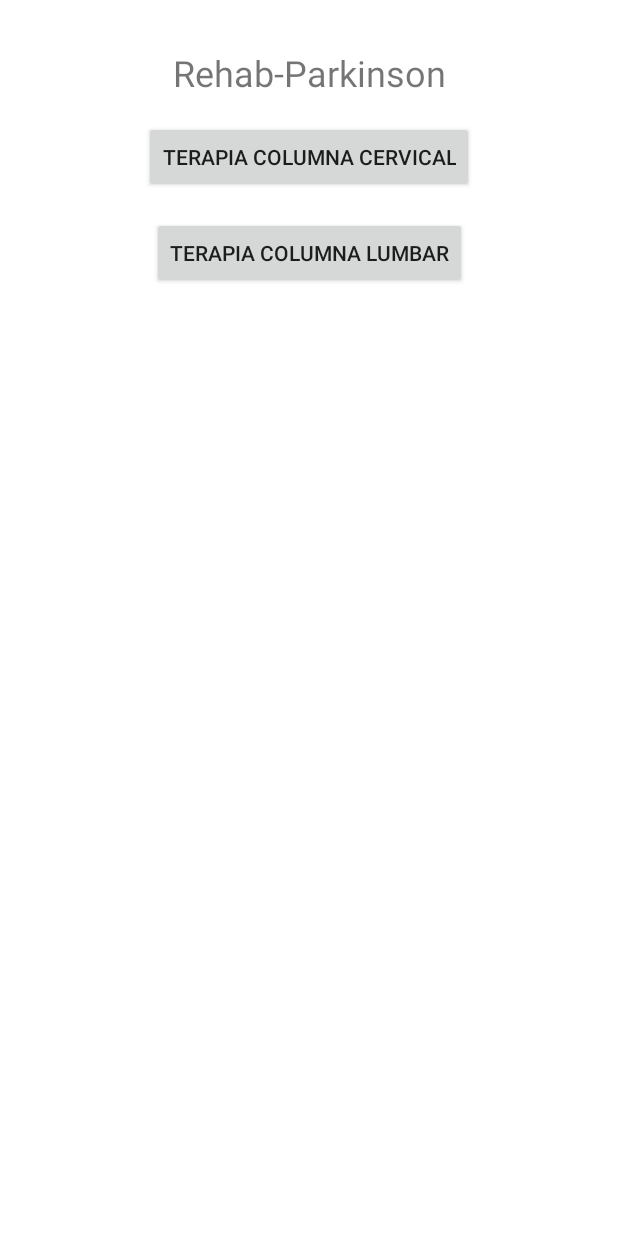
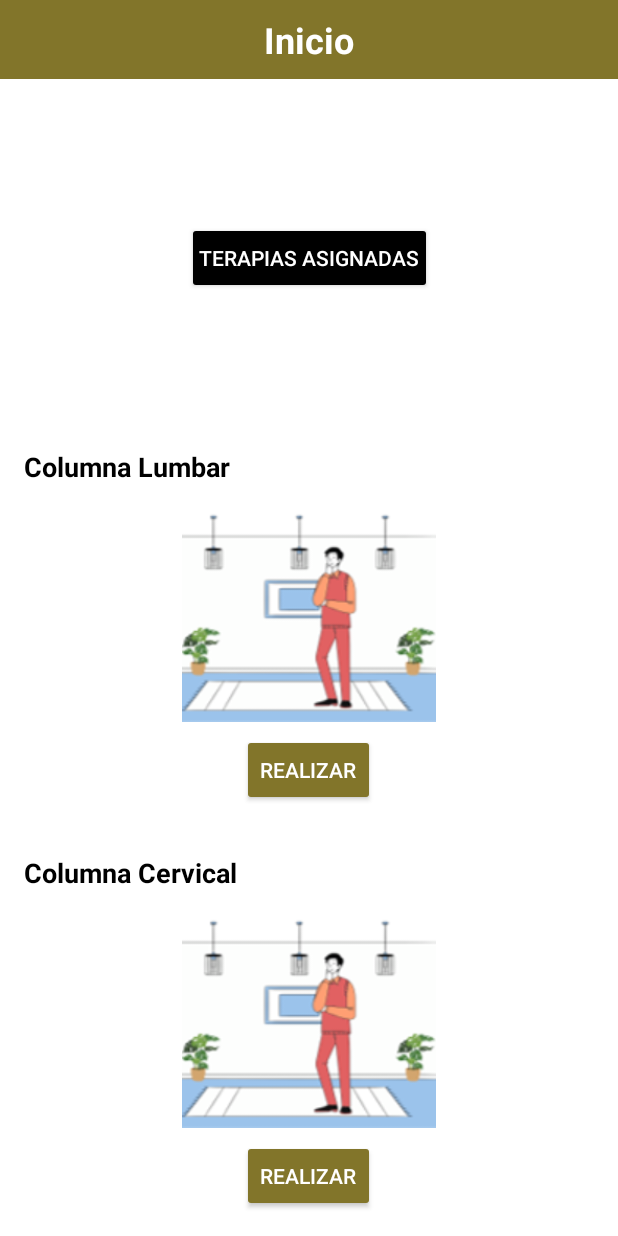
Before and after one commit to tesibio/ReHabParkinson, an Android app built with Jetpack Compose: the screen it shows after launch (MainActivity), on a phone screen of 412 x 824 dp. Run offline under Robolectric (Android 15) with nearby library versions, the phone set to English and light mode, and no system bars.

Commit message:
segundo comit

```diff
--- a/app/src/main/res/layout/activity_main.xml
+++ b/app/src/main/res/layout/activity_main.xml
@@ -5,37 +5,134 @@
     xmlns:tools="http://schemas.android.com/tools"
     android:layout_width="match_parent"
     android:layout_height="match_parent"
+    android:background="@color/white"
     tools:context=".MainActivity">
 
+    <!-- Encabezado -->
     <TextView
-        android:id="@+id/textView2"
+        android:id="@+id/tvTitle"
+        android:layout_width="match_parent"
+        android:layout_height="wrap_content"
+        android:text="Inicio"
+        android:textSize="24sp"
+        android:textStyle="bold"
+        android:textColor="@color/white"
+        android:background="@color/brown"
+        android:gravity="center"
+        android:padding="10dp"
+        app:layout_constraintTop_toTopOf="parent"
+        app:layout_constraintStart_toStartOf="parent"
+        app:layout_constraintEnd_toEndOf="parent"/>
+
+    <!-- Botón de Terapias Asignadas -->
+    <Button
+        android:id="@+id/btnTerapias"
         android:layout_width="wrap_content"
         android:layout_height="wrap_content"
-        android:text="Rehab-Parkinson"
-        android:textSize="24sp"
-        app:layout_constraintTop_toTopOf="parent"
-        app:layout_constraintLeft_toLeftOf="parent"
-        app:layout_constraintRight_toRightOf="parent"
-        app:layout_constraintBottom_toTopOf="@id/btnCervical"
-        android:layout_marginTop="32dp"/>
+        android:layout_marginTop="8dp"
+        android:backgroundTint="@color/black"
+        android:padding="8dp"
+        android:text="Terapias asignadas"
+        android:textColor="@color/white"
+        app:layout_constraintBottom_toTopOf="@+id/linearLayout"
+        app:layout_constraintEnd_toEndOf="parent"
+        app:layout_constraintStart_toStartOf="parent"
+        app:layout_constraintTop_toBottomOf="@id/tvTitle" />
 
-    <Button
-        android:id="@+id/btnCervical"
-        android:layout_width="wrap_content"
+    <!-- Tarjeta: Terapia Cervical -->
+    <androidx.cardview.widget.CardView
+        android:layout_width="match_parent"
         android:layout_height="wrap_content"
-        android:text="Terapia Columna Cervical"
-        app:layout_constraintTop_toBottomOf="@id/textView2"
-        app:layout_constraintLeft_toLeftOf="parent"
-        app:layout_constraintRight_toRightOf="parent"
-        android:layout_marginTop="16dp"/>
+        android:layout_margin="16dp"
+        app:cardCornerRadius="8dp"
+        app:layout_constraintBottom_toTopOf="@+id/linearLayout"
+        app:layout_constraintEnd_toEndOf="parent"
+        app:layout_constraintStart_toStartOf="parent"
+        app:layout_constraintTop_toBottomOf="@id/btnTerapias">
 
-    <Button
-        android:id="@+id/btnLumbar"
-        android:layout_width="wrap_content"
+    </androidx.cardview.widget.CardView>
+
+    <!-- Tarjeta: Terapia Lumbar -->
+    <androidx.cardview.widget.CardView
+        android:layout_width="match_parent"
         android:layout_height="wrap_content"
-        android:text="Terapia Columna Lumbar"
+        android:layout_margin="16dp"
+        app:cardCornerRadius="8dp"
         app:layout_constraintTop_toBottomOf="@id/btnCervical"
-        app:layout_constraintLeft_toLeftOf="parent"
-        app:layout_constraintRight_toRightOf="parent"
-        android:layout_marginTop="16dp"/>
+        app:layout_constraintStart_toStartOf="parent"
+        app:layout_constraintEnd_toEndOf="parent">
+
+    </androidx.cardview.widget.CardView>
+
+    <LinearLayout
+        android:id="@+id/linearLayout2"
+        android:layout_width="match_parent"
+        android:layout_height="wrap_content"
+        android:orientation="vertical"
+        android:padding="16dp"
+        app:layout_constraintBottom_toBottomOf="parent"
+        tools:layout_editor_absoluteX="16dp">
+
+        <TextView
+            android:layout_width="wrap_content"
+            android:layout_height="wrap_content"
+            android:text="Columna Cervical"
+            android:textColor="@color/black"
+            android:textSize="18sp"
+            android:textStyle="bold" />
+
+        <ImageView
+            android:layout_width="match_parent"
+            android:layout_height="150dp"
+            android:layout_marginTop="8dp"
+            android:scaleType="fitCenter"
+            android:src="@drawable/imagendummy" />
+
+        <Button
+            android:id="@+id/btnCervical"
+            android:layout_width="wrap_content"
+            android:layout_height="wrap_content"
+            android:layout_gravity="center_horizontal"
+            android:layout_marginTop="8dp"
+            android:backgroundTint="@color/brown"
+            android:text="Realizar"
+            android:textColor="@color/white" />
+    </LinearLayout>
+
+    <LinearLayout
+        android:id="@+id/linearLayout"
+        android:layout_width="match_parent"
+        android:layout_height="wrap_content"
+        android:orientation="vertical"
+        android:padding="16dp"
+        app:layout_constraintBottom_toTopOf="@+id/linearLayout2"
+        tools:layout_editor_absoluteX="0dp">
+
+        <TextView
+            android:layout_width="wrap_content"
+            android:layout_height="wrap_content"
+            android:text="Columna Lumbar"
+            android:textColor="@color/black"
+            android:textSize="18sp"
+            android:textStyle="bold" />
+
+        <ImageView
+            android:layout_width="match_parent"
+            android:layout_height="150dp"
+            android:layout_marginTop="8dp"
+            android:scaleType="fitCenter"
+            android:src="@drawable/imagendummy"
+            app:srcCompat="@drawable/imagendummy" />
+
+        <Button
+            android:id="@+id/btnLumbar"
+            android:layout_width="wrap_content"
+            android:layout_height="wrap_content"
+            android:layout_gravity="center_horizontal"
+            android:layout_marginTop="8dp"
+            android:backgroundTint="@color/brown"
+            android:text="Realizar"
+            android:textColor="@color/white" />
+    </LinearLayout>
+
 </androidx.constraintlayout.widget.ConstraintLayout>
--- a/app/src/main/res/layout/activity_splash.xml
+++ b/app/src/main/res/layout/activity_splash.xml
@@ -14,7 +14,7 @@
         android:layout_width="wrap_content"
         android:layout_height="wrap_content"
         android:orientation="horizontal"
-        app:layout_constraintGuide_percent="0.5"/> <!-- Centra al 50% -->
+        app:layout_constraintGuide_percent="0.4" /> <!-- Centra al 50% -->
 
     <!-- Logo -->
 
@@ -26,22 +26,9 @@
         android:layout_height="150dp"
         android:scaleType="fitCenter"
         android:src="@drawable/logo"
-        app:layout_constraintBottom_toTopOf="@id/appName"
+        app:layout_constraintHorizontal_bias="0.498"
         app:layout_constraintLeft_toLeftOf="parent"
         app:layout_constraintRight_toRightOf="parent"
         app:layout_constraintTop_toTopOf="@+id/centerGuide" />
 
-    <TextView
-        android:id="@+id/appName"
-        android:layout_width="wrap_content"
-        android:layout_height="wrap_content"
-        android:layout_marginTop="16dp"
-        android:text="Ing. en Sistemas Biomédicos \nLaboratorio de Sistemas Computacionales"
-        android:textAlignment="center"
-        android:textColor="@color/black"
-        android:textSize="18sp"
-        app:layout_constraintTop_toBottomOf="@id/logoImage"
-        app:layout_constraintLeft_toLeftOf="parent"
-        app:layout_constraintRight_toRightOf="parent"/>
-
 </androidx.constraintlayout.widget.ConstraintLayout>
```
Also changed, not shown: app/src/main/res/drawable/imagendummy.png (added).
